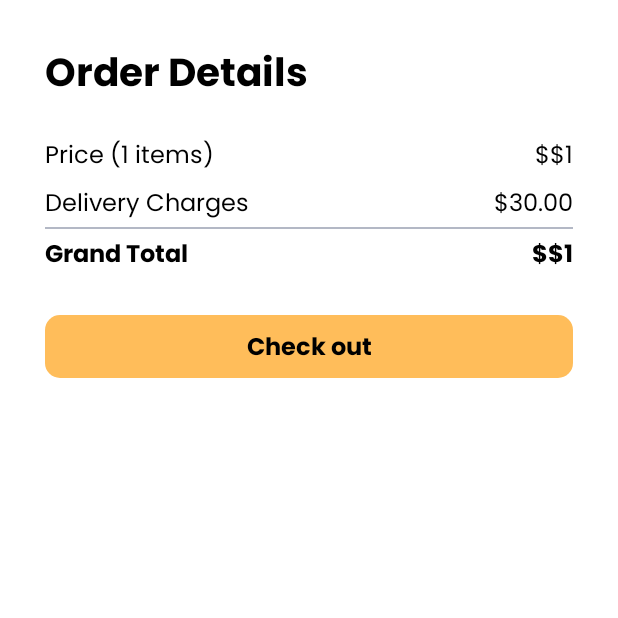
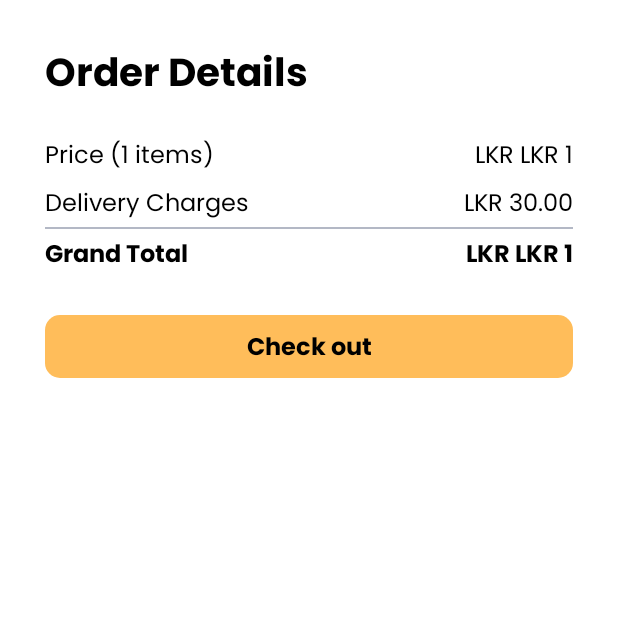
Before and after one commit to YasiraBanuka/ShopCart--E-Commerce-App--Kotlin, an Android app built with Jetpack Compose: the composable SheetContent shown on its own in the app's theme, on a phone screen of 412 x 824 dp, the top half of it. Run offline under Robolectric (Android 15) with nearby library versions, the phone set to English and light mode, and no system bars; 2 statements that could not run were skipped.

Commit message:
modified currency

```diff
--- a/app/src/main/java/com/yasirabanuka/shopcart/presentation/components/CheckoutBottomSheetDialog.kt
+++ b/app/src/main/java/com/yasirabanuka/shopcart/presentation/components/CheckoutBottomSheetDialog.kt
@@ -56,7 +56,7 @@ fun SheetContent(
 
         Row(horizontalArrangement = Arrangement.SpaceBetween, modifier = Modifier.fillMaxWidth()) {
             Text(text = "Price (${checkoutState.items} items)", style = MaterialTheme.typography.body1)
-            Text(text = "$${checkoutState.price}", style = MaterialTheme.typography.body1)
+            Text(text = "LKR ${checkoutState.price}", style = MaterialTheme.typography.body1)
         }
 
         Spacer(modifier = Modifier.height(10.dp))
@@ -74,7 +74,7 @@ fun SheetContent(
 
         Row(horizontalArrangement = Arrangement.SpaceBetween, modifier = Modifier.fillMaxWidth()) {
             Text(text = "Grand Total", style = MaterialTheme.typography.h2, fontSize = 16.sp)
-            Text(text = "$${checkoutState.grandTotal}", style = MaterialTheme.typography.h2, fontSize = 16.sp)
+            Text(text = "LKR ${checkoutState.grandTotal}", style = MaterialTheme.typography.h2, fontSize = 16.sp)
         }
 
         Spacer(modifier = Modifier.height(30.dp))
--- a/app/src/main/java/com/yasirabanuka/shopcart/presentation/components/WishListOrderContainer.kt
+++ b/app/src/main/java/com/yasirabanuka/shopcart/presentation/components/WishListOrderContainer.kt
@@ -92,7 +92,7 @@ fun WishListOrderContainer(
                     modifier = Modifier.fillMaxWidth()
                 ) {
                     Text(
-                        text = "$${product.formatPrice()}",
+                        text = "LKR ${product.formatPrice()}",
                         style = MaterialTheme.typography.h2,
                         fontSize = 14.sp
                     )
--- a/app/src/main/java/com/yasirabanuka/shopcart/presentation/screens/cart/CheckoutState.kt
+++ b/app/src/main/java/com/yasirabanuka/shopcart/presentation/screens/cart/CheckoutState.kt
@@ -2,7 +2,7 @@ package com.yasirabanuka.shopcart.presentation.screens.cart
 
 data class CheckoutState(
     val items: String = "1",
-    val price: String = "$1",
-    val charges: String = "$30.00",
-    val grandTotal: String = "$1"
+    val price: String = "LKR 1",
+    val charges: String = "LKR 30.00",
+    val grandTotal: String = "LKR 1"
 )
--- a/app/src/main/java/com/yasirabanuka/shopcart/presentation/screens/home/productDetail/ProductDetailScreen.kt
+++ b/app/src/main/java/com/yasirabanuka/shopcart/presentation/screens/home/productDetail/ProductDetailScreen.kt
@@ -210,7 +210,7 @@ fun ColumnScope.ProductDetailSection(
         ) {
             Column {
                 Text(text = "Price", style = MaterialTheme.typography.body1, color = disableColor)
-                Text(text = "$${productDto.price}", style = MaterialTheme.typography.h2)
+                Text(text = "LKR ${productDto.price}", style = MaterialTheme.typography.h2)
             }
 
             TextButton(
--- a/app/src/main/java/com/yasirabanuka/shopcart/presentation/screens/home/products/ProductsScreen.kt
+++ b/app/src/main/java/com/yasirabanuka/shopcart/presentation/screens/home/products/ProductsScreen.kt
@@ -209,7 +209,7 @@ fun ProductSection(
                         modifier = Modifier.fillMaxWidth()
                     ) {
                         Text(
-                            text = "$${productsDto.formatPrice()}",
+                            text = "LKR ${productsDto.formatPrice()}",
                             style = MaterialTheme.typography.h2,
                             fontSize = 13.sp
                         )
--- a/app/src/main/res/values/strings.xml
+++ b/app/src/main/res/values/strings.xml
@@ -1,5 +1,5 @@
 <resources>
-    <string name="app_name">ShopCart</string>
+    <string name="app_name">SaleStream</string>
     <string name="title1">Shop From Multiple Vendors</string>
     <string name="title2">Shop Without Interruptions</string>
     <string name="title3">Easy Method of Payments</string>
```
